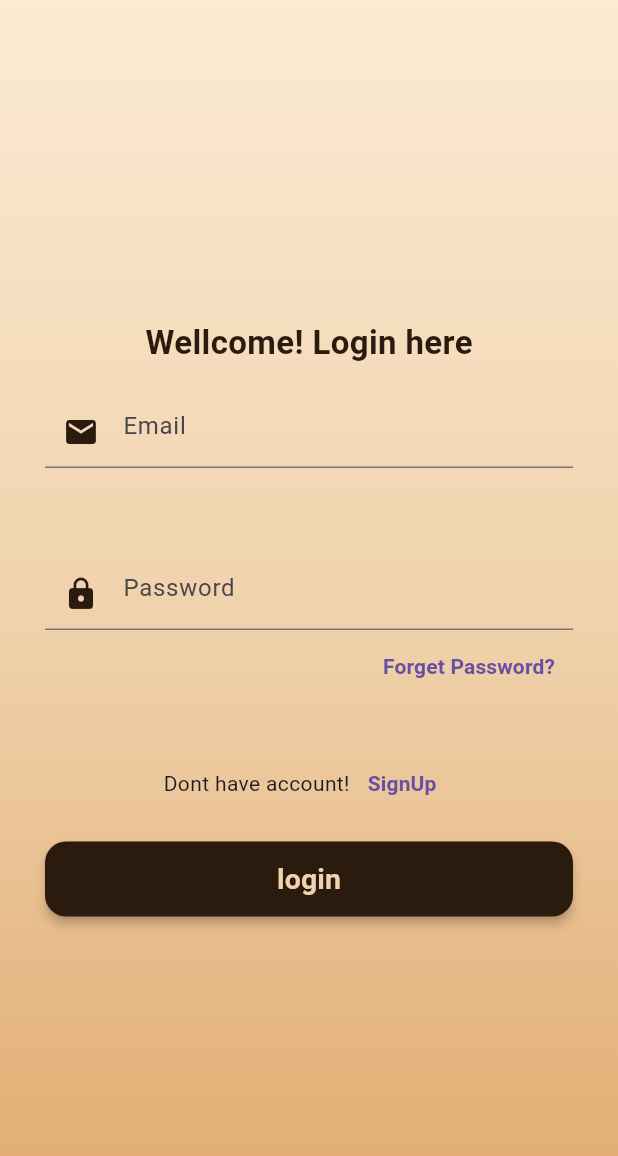
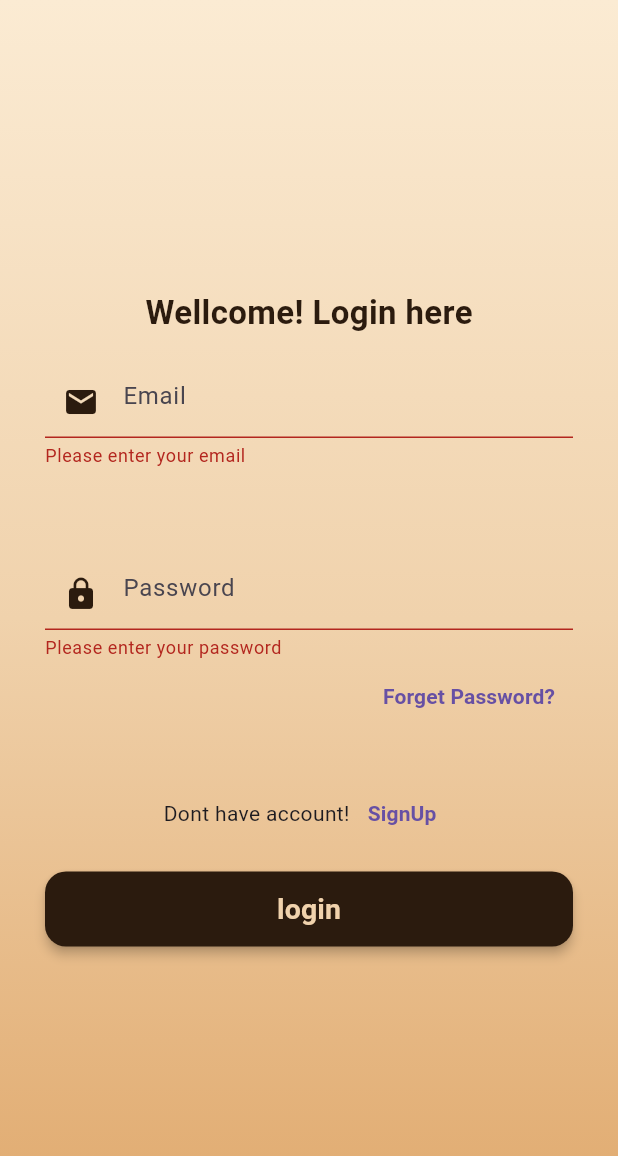
Before and after one commit to Rushikeshsaykar/barberShop, a Flutter app: the screen it shows after launch, after a tap on "login", on a phone screen of 412 x 824 dp. Shown: the top 1156 px of the screen. Run offline on Flutter 3.47's test engine with Material 3 defaults, Android fonts, the phone set to English and light mode, and no system bars; our stand-ins replace firebase_auth, firebase_core; accounts and stored records are empty.

Commit message:
login with firebase aded

```diff
--- a/lib/pages/login_page.dart
+++ b/lib/pages/login_page.dart
@@ -1,4 +1,6 @@
+import 'package:barbershop/pages/home_page.dart';
 import 'package:barbershop/pages/signup_page.dart';
+import 'package:firebase_auth/firebase_auth.dart';
 import 'package:flutter/material.dart';
 
 class Loginpage extends StatefulWidget {
@@ -9,6 +11,47 @@ class Loginpage extends StatefulWidget {
 }
 
 class _LoginpageState extends State<Loginpage> {
+  TextEditingController emailcontroler = TextEditingController();
+  TextEditingController passwordcontroler = TextEditingController();
+
+  final _auth = FirebaseAuth.instance;
+  final _formKey = GlobalKey<FormState>();
+
+  _login() async {
+    try {
+      await _auth.signInWithEmailAndPassword(
+        email: emailcontroler.text,
+        password: passwordcontroler.text,
+      );
+
+      Navigator.pushReplacement(
+        context,
+        MaterialPageRoute(builder: (context) => Homepage()),
+      );
+      ScaffoldMessenger.of(
+        context,
+      ).showSnackBar(SnackBar(content: Text("Welcome!!")));
+    } on FirebaseAuthException catch (e) {
+      if (e.code == "invalid-email") {
+        ScaffoldMessenger.of(
+          context,
+        ).showSnackBar(SnackBar(content: Text("Invalid Email")));
+      } else if (e.code == "wrong-password") {
+        ScaffoldMessenger.of(
+          context,
+        ).showSnackBar(SnackBar(content: Text("Wrong Password")));
+      } else if (e.code == "invalid-credential") {
+        ScaffoldMessenger.of(
+          context,
+        ).showSnackBar(SnackBar(content: Text("Invalid Credential")));
+      } else {
+        ScaffoldMessenger.of(
+          context,
+        ).showSnackBar(SnackBar(content: Text("Something Went Wrong")));
+      }
+    }
+  }
+
   @override
   Widget build(BuildContext context) {
     return Scaffold(
@@ -26,6 +69,8 @@ class _LoginpageState extends State<Loginpage> {
             ],
           ),
         ),
+        child: Form(
+          key: _formKey,
           child: Container(
             margin: EdgeInsets.symmetric(horizontal: 30),
             child: Column(
@@ -40,7 +85,14 @@ class _LoginpageState extends State<Loginpage> {
                   ),
                 ),
                 SizedBox(height: 20),
-              TextField(
+                TextFormField(
+                  controller: emailcontroler,
+                  validator: (value) {
+                    if (value == null || value.trim().isEmpty) {
+                      return 'Please enter your email';
+                    }
+                    return null;
+                  },
                   keyboardType: TextInputType.emailAddress,
                   decoration: InputDecoration(
                     hintText: 'Email',
@@ -50,7 +102,14 @@ class _LoginpageState extends State<Loginpage> {
                 ),
                 SizedBox(height: 60),
 
-              TextField(
+                TextFormField(
+                  controller: passwordcontroler,
+                  validator: (value) {
+                    if (value == null || value.trim().isEmpty) {
+                      return 'Please enter your password';
+                    }
+                    return null;
+                  },
                   obscureText: true,
                   decoration: InputDecoration(
                     hintText: 'Password',
@@ -78,7 +137,10 @@ class _LoginpageState extends State<Loginpage> {
                     Text("Dont have account!"),
                     TextButton(
                       onPressed: () {
-                      Navigator.push(context, MaterialPageRoute(builder: (context)=> SignupPage()));
+                        Navigator.push(
+                          context,
+                          MaterialPageRoute(builder: (context) => SignupPage()),
+                        );
                       },
                       child: Text(
                         "SignUp",
@@ -86,13 +148,23 @@ class _LoginpageState extends State<Loginpage> {
                       ),
                     ),
                   ],
-              ),SizedBox(height: 15,),
-              Container(height: 50,width: double.infinity,
+                ),
+                SizedBox(height: 15),
+                Container(
+                  height: 50,
+                  width: double.infinity,
                   child: ElevatedButton(
-                  onPressed: () {},
+                    onPressed: () {
+                      if (_formKey.currentState!.validate()) {
+                        _login();
+                      }
+                    },
                     child: Text(
                       "login",
-                    style: TextStyle(fontWeight: FontWeight.bold,fontSize: 19),
+                      style: TextStyle(
+                        fontWeight: FontWeight.bold,
+                        fontSize: 19,
+                      ),
                     ),
                     style: ElevatedButton.styleFrom(
                       backgroundColor: const Color(0xFF2B1B0E), // dark brown
@@ -110,6 +182,7 @@ class _LoginpageState extends State<Loginpage> {
             ),
           ),
         ),
+      ),
     );
   }
 }
--- a/lib/pages/signup_page.dart
+++ b/lib/pages/signup_page.dart
@@ -135,7 +135,7 @@ class _SignupPageState extends State<SignupPage> {
                     Text("Alredy have account!"),
                     TextButton(
                       onPressed: () {
-                        Navigator.push(
+                        Navigator.pushReplacement(
                           context,
                           MaterialPageRoute(builder: (context) => Loginpage()),
                         );
```
Lines whose indentation alone changed are shown as unchanged.
